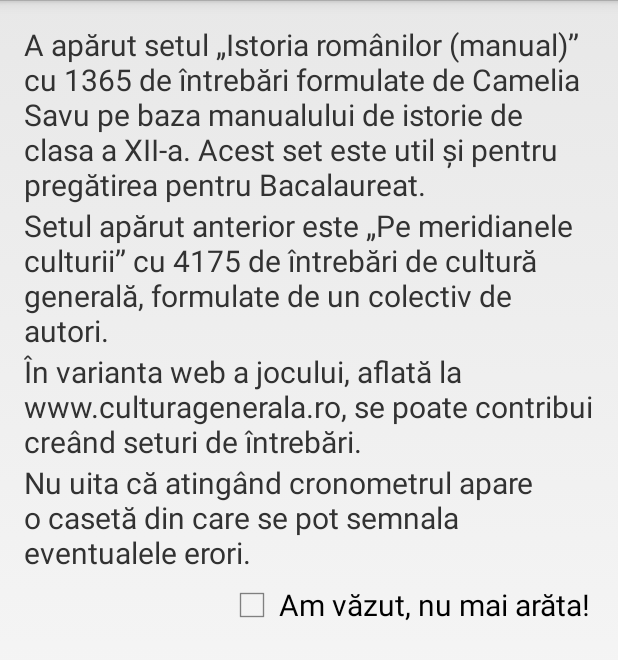
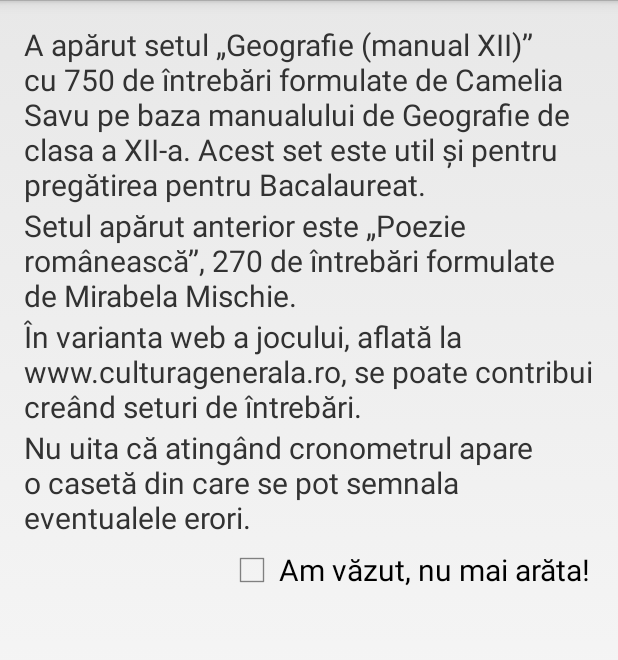
Before and after one commit to emanuelboboiu/CulturaGeneralaAndroid, an Android app: the layout whatsnew_dialog.xml on its own in the app's theme, with its tools: preview values and no code run, on a phone screen of 412 x 824 dp. Shown: the top 660 px of the screen. Run offline under Robolectric (Android 15) with nearby library versions, the phone set to English and light mode, and no system bars; network calls fail.

Commit message:
Version 8.7.

```diff
--- a/app/src/main/AndroidManifest.xml
+++ b/app/src/main/AndroidManifest.xml
@@ -2,8 +2,8 @@
 <manifest xmlns:android="http://schemas.android.com/apk/res/android"
     xmlns:tools="http://schemas.android.com/tools"
     package="ro.pontes.culturagenerala"
-    android:versionCode="107"
-    android:versionName="8.2">
+    android:versionCode="112"
+    android:versionName="8.7">
 
     <uses-permission android:name="android.permission.INTERNET" />
     <uses-permission android:name="com.android.vending.BILLING" />
--- a/app/src/main/java/ro/pontes/culturagenerala/DataBaseHelper.java
+++ b/app/src/main/java/ro/pontes/culturagenerala/DataBaseHelper.java
@@ -21,8 +21,8 @@ public class DataBaseHelper extends SQLiteOpenHelper {
     private static String DB_PATH = "";
     private static final String DB_NAME = "cultura_generala.db";
     private static final String SP_KEY_DB_VER = "dbVer";
-    private static final int DATABASE_VERSION = 36;
-    private static final int lastUpdateTimestamp = 1713981600; // 25 April 2024.
+    private static final int DATABASE_VERSION = 41;
+    private static final int lastUpdateTimestamp = 1722189600; // 28 July 2024.
 
     private SQLiteDatabase mDataBase;
     private final Context mContext;
--- a/app/src/main/java/ro/pontes/culturagenerala/MainActivity.java
+++ b/app/src/main/java/ro/pontes/culturagenerala/MainActivity.java
@@ -49,7 +49,7 @@ public class MainActivity extends Activity {
     public static String mUpgradePrice = "�";
 
     private final Context mFinalContext = this;
-    public static int curVer = 820;
+    public static int curVer = 870;
     public static boolean isFirstLaunchInSession = true;
     public static int randomId = 0;
     public static boolean isPortrait = true;
--- a/app/src/main/res/layout/whatsnew_dialog.xml
+++ b/app/src/main/res/layout/whatsnew_dialog.xml
@@ -19,25 +19,25 @@
             style="@style/about_dialog_style"
             android:layout_width="match_parent"
             android:layout_height="wrap_content"
-            android:text="@string/whatsnew_in_820_a" />
+            android:text="@string/whatsnew_in_870_a" />
 
         <TextView
             style="@style/about_dialog_style"
             android:layout_width="match_parent"
             android:layout_height="wrap_content"
-            android:text="@string/whatsnew_in_820_b" />
+            android:text="@string/whatsnew_in_870_b" />
 
         <TextView
             style="@style/about_dialog_style"
             android:layout_width="match_parent"
             android:layout_height="wrap_content"
-            android:text="@string/whatsnew_in_820_c" />
+            android:text="@string/whatsnew_in_870_c" />
 
         <TextView
             style="@style/about_dialog_style"
             android:layout_width="match_parent"
             android:layout_height="wrap_content"
-            android:text="@string/whatsnew_in_820_d" />
+            android:text="@string/whatsnew_in_870_d" />
 
         <CheckBox
             android:id="@+id/cbtGotIt"
--- a/app/src/main/res/values/strings.xml
+++ b/app/src/main/res/values/strings.xml
@@ -12,9 +12,9 @@
 
     <!-- About dialog: -->
     <string name="about_title">Despre joc</string>
-    <string name="app_version">Cultură generală, Fii deștept!, versiunea 8.2</string>
+    <string name="app_version">Cultură generală, Fii deștept!, versiunea 8.7</string>
     <string name="app_release_date">Versiunea 1.0 a fost finalizată vineri, 22 decembrie 2017</string>
-    <string name="app_last_update">Ultima actualizare pe acest dispozitiv:\n - versiunea 8.2, finalizată joi, 25 aprilie 2024</string>
+    <string name="app_last_update">Ultima actualizare pe acest dispozitiv:\n - versiunea 8.7, finalizată duminică, 28 iulie 2024</string>
     <string name="app_creator">Programat de Emanuel Boboiu (Manu)</string>
     <string name="phone_number">Telefon: +40740203043</string>
     <string name="email_address">E-mail: android@pontes.ro</string>
@@ -198,11 +198,11 @@
     <string name="feedback_sent_unsuccessfully">Notificarea ta nu a putut fi trimisă.\nTe rugăm să încerci din nou.\nMulțumim pentru interesul acordat!</string>
 
     <!-- Strings for what's new alert: -->
-    <string name="whatsnew_title">Noutăți în 8.2</string>
-    <string name="whatsnew_in_820_a">A apărut setul „Istoria românilor (manual)” cu 1365 de întrebări formulate de Camelia Savu pe baza manualului de istorie de clasa a XII-a. Acest set este util și pentru pregătirea pentru Bacalaureat.</string>
-    <string name="whatsnew_in_820_b">Setul apărut anterior este „Pe meridianele culturii” cu 4175 de întrebări de cultură generală, formulate de un colectiv de autori.</string>
-    <string name="whatsnew_in_820_c">În varianta web a jocului, aflată la www.culturagenerala.ro, se poate contribui creând seturi de întrebări.</string>
-    <string name="whatsnew_in_820_d">Nu uita că atingând cronometrul apare o casetă din care se pot semnala eventualele erori.</string>
+    <string name="whatsnew_title">Noutăți în 8.7</string>
+    <string name="whatsnew_in_870_a">A apărut setul „Geografie (manual XII)” cu 750 de întrebări formulate de Camelia Savu pe baza manualului de Geografie de clasa a XII-a. Acest set este util și pentru pregătirea pentru Bacalaureat.</string>
+    <string name="whatsnew_in_870_b">Setul apărut anterior este „Poezie românească”, 270 de întrebări formulate  de Mirabela Mischie.</string>
+    <string name="whatsnew_in_870_c">În varianta web a jocului, aflată la www.culturagenerala.ro, se poate contribui creând seturi de întrebări.</string>
+    <string name="whatsnew_in_870_d">Nu uita că atingând cronometrul apare o casetă din care se pot semnala eventualele erori.</string>
     <string name="chk_got_it">Am văzut, nu mai arăta!</string>
 
     <!-- Strings added in 6.0, starting with ThursdayTuesday 3rd January 2023: -->
```
